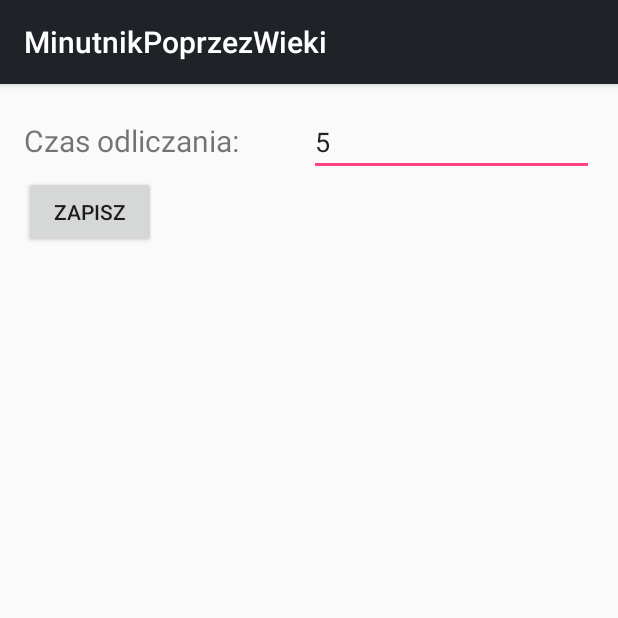
After one commit to grudus/MinutnikPoprzezWieki, an Android app: the SettingsActivity screen opened directly, with no data from a screen before it, on a phone screen of 412 x 824 dp, the top half of it. The commit adds this screen. Run offline under Robolectric (Android 15) with nearby library versions, the phone set to English and light mode, and no system bars.

Commit message:
Add basic settings panel

```diff
--- a/app/build.gradle
+++ b/app/build.gradle
@@ -24,7 +24,7 @@ android {
 
 dependencies {
     implementation fileTree(dir: 'libs', include: ['*.jar'])
-    implementation"org.jetbrains.kotlin:kotlin-stdlib-jdk7:$kotlin_version"
+    implementation "org.jetbrains.kotlin:kotlin-stdlib-jdk7:$kotlin_version"
     implementation 'com.android.support:appcompat-v7:27.1.1'
     implementation 'com.android.support.constraint:constraint-layout:1.1.2'
     implementation 'com.android.support:design:27.1.1'
--- a/app/src/main/AndroidManifest.xml
+++ b/app/src/main/AndroidManifest.xml
@@ -16,6 +16,7 @@
                 <category android:name="android.intent.category.LAUNCHER" />
             </intent-filter>
         </activity>
+        <activity android:name=".settings.SettingsActivity"></activity>
     </application>
 
 </manifest>
--- /dev/null
+++ b/app/src/main/java/com/grudus/minutnikpoprzezwieki/settings/SettingsActivity.kt
@@ -0,0 +1,47 @@
+package com.grudus.minutnikpoprzezwieki.settings
+
+import android.content.SharedPreferences
+import android.support.v7.app.AppCompatActivity
+import android.os.Bundle
+import android.preference.PreferenceManager
+import android.widget.Button
+import android.widget.TextView
+import android.widget.Toast
+import com.grudus.minutnikpoprzezwieki.R
+import com.grudus.minutnikpoprzezwieki.utils.DEFAULT_TIMER_MINUTES
+import com.grudus.minutnikpoprzezwieki.utils.TIME_PREFERENCE
+
+class SettingsActivity : AppCompatActivity() {
+
+    private val saveButton by lazy { findViewById<Button>(R.id.settings_save_button) }
+    private val timeView by lazy { findViewById<TextView>(R.id.settings_timer_time) }
+
+    private lateinit var preferences: SharedPreferences
+
+    override fun onCreate(savedInstanceState: Bundle?) {
+        super.onCreate(savedInstanceState)
+        setContentView(R.layout.activity_settings)
+
+        preferences = PreferenceManager.getDefaultSharedPreferences(this)
+
+        initViews()
+
+        saveButton.setOnClickListener {
+            saveTime()
+            Toast.makeText(this, getString(R.string.settings_toast), Toast.LENGTH_SHORT).show()
+        }
+    }
+
+    private fun initViews() {
+        val time = preferences.getLong(TIME_PREFERENCE, DEFAULT_TIMER_MINUTES)
+        timeView.text = time.toString()
+    }
+
+    private fun saveTime() {
+        val time = timeView.text.toString().toLong()
+
+        preferences.edit()
+                .putLong(TIME_PREFERENCE, time)
+                .apply()
+    }
+}
--- a/app/src/main/java/com/grudus/minutnikpoprzezwieki/utils/Constants.kt
+++ b/app/src/main/java/com/grudus/minutnikpoprzezwieki/utils/Constants.kt
@@ -4,3 +4,7 @@ import java.util.concurrent.TimeUnit
 
 const val TIME_FORMAT = "mm:ss"
 val oneSecond = TimeUnit.SECONDS.toMillis(1)
+
+
+const val TIME_PREFERENCE = "TIME"
+const val DEFAULT_TIMER_MINUTES = 5L
--- /dev/null
+++ b/app/src/main/res/layout/activity_settings.xml
@@ -0,0 +1,41 @@
+<?xml version="1.0" encoding="utf-8"?>
+<LinearLayout xmlns:android="http://schemas.android.com/apk/res/android"
+    xmlns:tools="http://schemas.android.com/tools"
+    android:layout_width="match_parent"
+    android:layout_height="match_parent"
+    android:padding="16dp"
+    android:orientation="vertical"
+    tools:context="com.grudus.minutnikpoprzezwieki.settings.SettingsActivity">
+
+    <LinearLayout
+        android:layout_width="match_parent"
+        android:layout_height="wrap_content"
+        android:weightSum="2"
+        android:orientation="horizontal">
+
+
+        <TextView
+            android:layout_width="0dp"
+            android:layout_height="wrap_content"
+            android:layout_weight="1"
+            android:text="@string/settings_timer_time_label"
+            android:textSize="20sp"
+            android:labelFor="@id/settings_timer_time"
+            />
+
+        <EditText
+            android:layout_width="0dp"
+            android:layout_weight="1"
+            android:inputType="numberDecimal"
+            android:id="@+id/settings_timer_time"
+            android:layout_height="wrap_content" />
+
+    </LinearLayout>
+
+    <Button
+        android:layout_width="wrap_content"
+        android:layout_height="wrap_content"
+        android:id="@+id/settings_save_button"
+        android:text="@string/settings_save_button"/>
+
+</LinearLayout>
--- a/app/src/main/res/values/strings.xml
+++ b/app/src/main/res/values/strings.xml
@@ -1,3 +1,7 @@
 <resources>
     <string name="app_name">MinutnikPoprzezWieki</string>
+    <string name="settings_timer_time_label">Czas odliczania:</string>
+    <string name="settings_save_button">Zapisz</string>
+    <string name="menu_settings">Ustawienia</string>
+    <string name="settings_toast">Czas został zmieniony</string>
 </resources>
```
Also changed, not shown: app/src/main/java/com/grudus/minutnikpoprzezwieki/timer/TimerActivity.kt (+56 -10 lines), app/src/main/res/menu/timer_bar_menu.xml (added, +11 -0 lines), app/src/main/res/drawable-hdpi/ic_settings.png (added), app/src/main/res/drawable-mdpi/ic_settings.png (added), app/src/main/res/drawable-xhdpi/ic_settings.png (added), app/src/main/res/drawable-xxhdpi/ic_settings.png (added).
